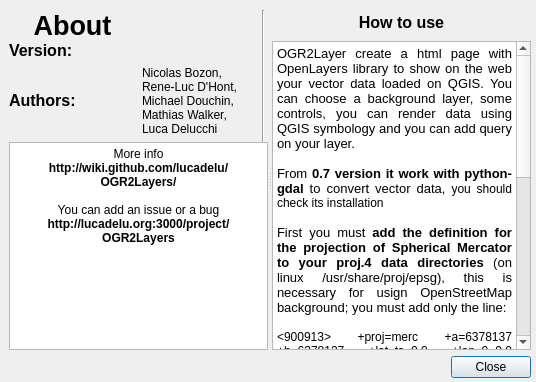
First picture: the form in ui_About.ui, repository lucadelu/OGR2Layers, before the edit.
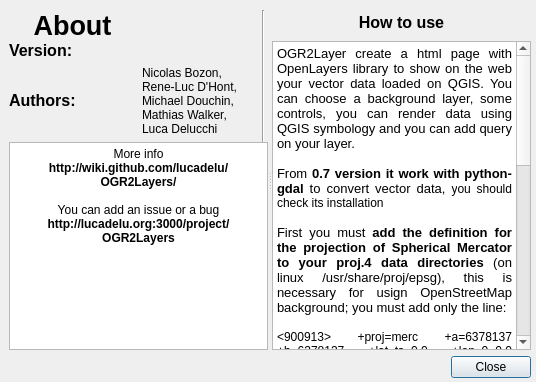
Second picture: the form after the edit. Icons and pictures are not drawn.

Patch:
```diff
--- a/ui_About.ui
+++ b/ui_About.ui
@@ -219,7 +219,10 @@
 &lt;p align=&quot;justify&quot; style=&quot;-qt-paragraph-type:empty; margin-top:0px; margin-bottom:0px; margin-left:0px; margin-right:0px; -qt-block-indent:0; text-indent:0px;&quot;&gt;&lt;/p&gt;
 &lt;p align=&quot;justify&quot; style=&quot; margin-top:0px; margin-bottom:0px; margin-left:0px; margin-right:0px; -qt-block-indent:0; text-indent:0px;&quot;&gt;&lt;span style=&quot; font-size:10pt;&quot;&gt;The second important part is &lt;/span&gt;&lt;span style=&quot; font-size:10pt; font-weight:600;&quot;&gt;your vector layer has a  known spatial reference system&lt;/span&gt;&lt;span style=&quot; font-size:10pt;&quot;&gt; (e.g. file .prj for shapefile) then you can load vector data and start OGR2Layer plugin, now  you choose the directory where the plugin save the files (.html for internet page and gml for vector data) and several option to add in OpenLayers.&lt;/span&gt;&lt;/p&gt;
 &lt;p align=&quot;justify&quot; style=&quot;-qt-paragraph-type:empty; margin-top:0px; margin-bottom:0px; margin-left:0px; margin-right:0px; -qt-block-indent:0; text-indent:0px; font-size:10pt;&quot;&gt;&lt;/p&gt;
-&lt;p align=&quot;justify&quot; style=&quot; margin-top:0px; margin-bottom:0px; margin-left:0px; margin-right:0px; -qt-block-indent:0; text-indent:0px;&quot;&gt;&lt;span style=&quot; font-size:10pt;&quot;&gt;From &lt;/span&gt;&lt;span style=&quot; font-size:10pt; font-weight:600;&quot;&gt;version 0.8&lt;/span&gt;&lt;span style=&quot; font-size:10pt;&quot;&gt; &amp;quot;&lt;/span&gt;&lt;span style=&quot; font-size:10pt; font-style:italic;&quot;&gt;QGIS Render&lt;/span&gt;&lt;span style=&quot; font-size:10pt;&quot;&gt;&amp;quot; in the &amp;quot;&lt;/span&gt;&lt;span style=&quot; font-size:10pt; font-style:italic;&quot;&gt;Render option&lt;/span&gt;&lt;span style=&quot; font-size:10pt;&quot;&gt;&amp;quot; support all symbologies of &amp;quot;&lt;/span&gt;&lt;span style=&quot; font-size:10pt; font-style:italic;&quot;&gt;Old symbology Style&lt;/span&gt;&lt;span style=&quot; font-size:10pt;&quot;&gt;&amp;quot;&lt;/span&gt;&lt;/p&gt;
+&lt;p align=&quot;justify&quot; style=&quot; margin-top:0px; margin-bottom:0px; margin-left:0px; margin-right:0px; -qt-block-indent:0; text-indent:0px;&quot;&gt;&lt;span style=&quot; font-size:10pt;&quot;&gt;From &lt;/span&gt;&lt;span style=&quot; font-size:10pt; font-weight:600;&quot;&gt;version 0.8.0&lt;/span&gt;&lt;span style=&quot; font-size:10pt;&quot;&gt; &amp;quot;&lt;/span&gt;&lt;span style=&quot; font-size:10pt; font-style:italic;&quot;&gt;QGIS Render&lt;/span&gt;&lt;span style=&quot; font-size:10pt;&quot;&gt;&amp;quot; in the &amp;quot;&lt;/span&gt;&lt;span style=&quot; font-size:10pt; font-style:italic;&quot;&gt;Render option&lt;/span&gt;&lt;span style=&quot; font-size:10pt;&quot;&gt;&amp;quot; support all symbologies of &amp;quot;&lt;/span&gt;&lt;span style=&quot; font-size:10pt; font-style:italic;&quot;&gt;Old symbology Style&lt;/span&gt;&lt;span style=&quot; font-size:10pt;&quot;&gt;&amp;quot;&lt;/span&gt;&lt;/p&gt;
+&lt;p align=&quot;justify&quot; style=&quot;-qt-paragraph-type:empty; margin-top:0px; margin-bottom:0px; margin-left:0px; margin-right:0px; -qt-block-indent:0; text-indent:0px; font-size:10pt;&quot;&gt;&lt;/p&gt;
+&lt;p align=&quot;justify&quot; style=&quot; margin-top:0px; margin-bottom:0px; margin-left:0px; margin-right:0px; -qt-block-indent:0; text-indent:0px;&quot;&gt;&lt;span style=&quot; font-size:10pt;&quot;&gt;From &lt;/span&gt;&lt;span style=&quot; font-size:10pt; font-weight:600;&quot;&gt;version 0.8.1&lt;/span&gt;&lt;span style=&quot; font-size:10pt;&quot;&gt; support also the QGIS svg symbols for &amp;quot;&lt;/span&gt;&lt;span style=&quot; font-size:10pt; font-style:italic;&quot;&gt;Single Symbol&lt;/span&gt;&lt;span style=&quot; font-size:10pt;&quot;&gt;&amp;quot; and &amp;quot;&lt;/span&gt;&lt;span style=&quot; font-size:10pt; font-style:italic;&quot;&gt;Unique Value&lt;/span&gt;&lt;span style=&quot; font-size:10pt;&quot;&gt;&amp;quot;.&lt;/span&gt;&lt;/p&gt;
+&lt;p align=&quot;justify&quot; style=&quot; margin-top:0px; margin-bottom:0px; margin-left:0px; margin-right:0px; -qt-block-indent:0; text-indent:0px;&quot;&gt;&lt;span style=&quot; font-size:10pt; font-weight:600;&quot;&gt;Important&lt;/span&gt;&lt;span style=&quot; font-size:10pt;&quot;&gt;: Only svg icons can be used.&lt;/span&gt;&lt;/p&gt;
 &lt;p align=&quot;justify&quot; style=&quot;-qt-paragraph-type:empty; margin-top:0px; margin-bottom:0px; margin-left:0px; margin-right:0px; -qt-block-indent:0; text-indent:0px; font-size:10pt;&quot;&gt;&lt;/p&gt;
 &lt;p align=&quot;justify&quot; style=&quot; margin-top:0px; margin-bottom:0px; margin-left:0px; margin-right:0px; -qt-block-indent:0; text-indent:0px;&quot;&gt;&lt;span style=&quot; font-size:10pt;&quot;&gt;In the &amp;quot;&lt;/span&gt;&lt;span style=&quot; font-size:10pt; font-style:italic;&quot;&gt;Query Options&lt;/span&gt;&lt;span style=&quot; font-size:10pt;&quot;&gt;&amp;quot; the option &amp;quot;&lt;/span&gt;&lt;span style=&quot; font-size:10pt; font-style:italic;&quot;&gt;query more features&lt;/span&gt;&lt;span style=&quot; font-size:10pt;&quot;&gt;&amp;quot; use OpenLayers Strategy Cluster, this solution allow to cluster more point features and query the group, it's useful when points are very neighbouring.&lt;/span&gt;&lt;/p&gt;
 &lt;p align=&quot;justify&quot; style=&quot; margin-top:0px; margin-bottom:0px; margin-left:0px; margin-right:0px; -qt-block-indent:0; text-indent:0px;&quot;&gt;&lt;span style=&quot; font-size:10pt; font-weight:600;&quot;&gt;Important&lt;/span&gt;&lt;span style=&quot; font-size:10pt;&quot;&gt;: remember &amp;quot;&lt;/span&gt;&lt;span style=&quot; font-size:10pt; font-style:italic;&quot;&gt;query more features&lt;/span&gt;&lt;span style=&quot; font-size:10pt;&quot;&gt;&amp;quot; doesn't work with &amp;quot;&lt;/span&gt;&lt;span style=&quot; font-size:10pt; font-style:italic;&quot;&gt;Unique Value&lt;/span&gt;&lt;span style=&quot; font-size:10pt;&quot;&gt;&amp;quot; symbology&lt;/span&gt;&lt;/p&gt;&lt;/body&gt;&lt;/html&gt;</string>
```
